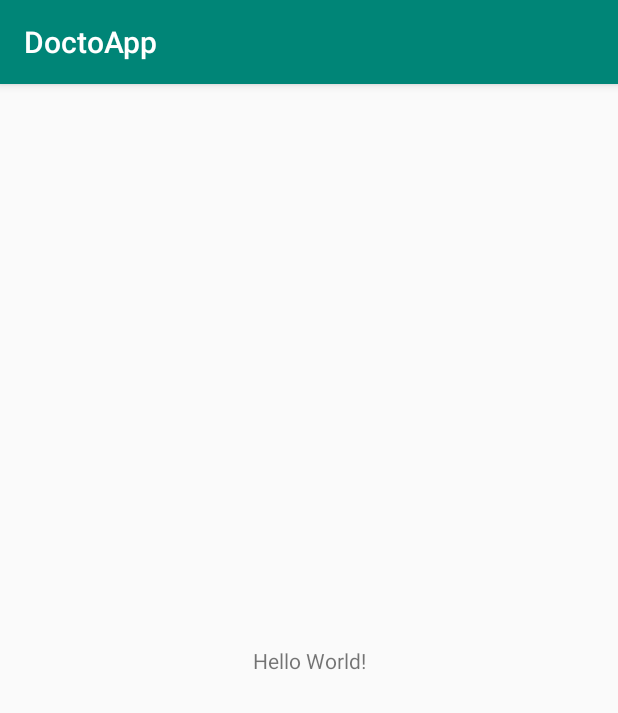
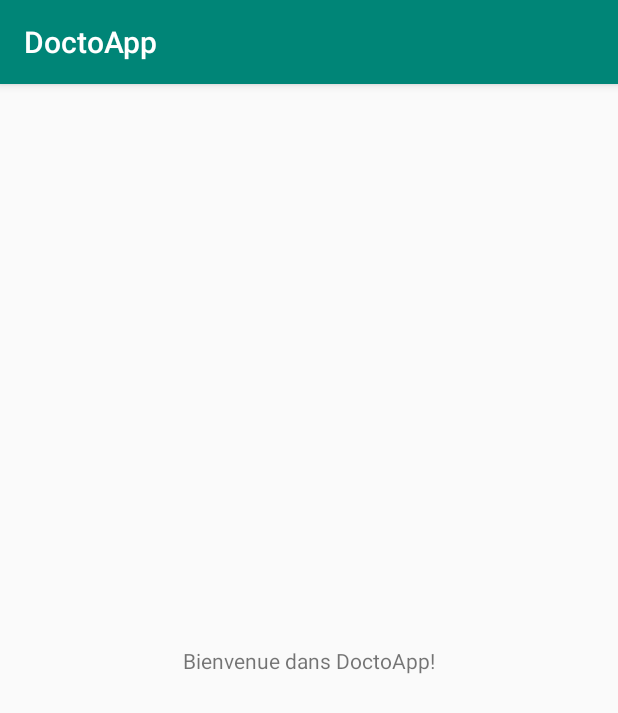
Before and after one commit to JoachimLaviolette/doctoApp-android, an Android app: the screen it shows after launch (MainActivity), on a phone screen of 412 x 824 dp. Shown: the top 713 px of the screen. Run offline under Robolectric (Android 15) with nearby library versions, the phone set to English and light mode, and no system bars.

Commit message:
Changed welcome message.

```diff
--- a/app/src/main/res/layout/activity_main.xml
+++ b/app/src/main/res/layout/activity_main.xml
@@ -9,7 +9,7 @@
     <TextView
         android:layout_width="wrap_content"
         android:layout_height="wrap_content"
-        android:text="Hello World!"
+        android:text="Bienvenue dans DoctoApp!"
         app:layout_constraintBottom_toBottomOf="parent"
         app:layout_constraintLeft_toLeftOf="parent"
         app:layout_constraintRight_toRightOf="parent"
--- a/build.gradle
+++ b/build.gradle
@@ -7,7 +7,7 @@ buildscript {
 
     }
     dependencies {
-        classpath 'com.android.tools.build:gradle:3.4.1'
+        classpath 'com.android.tools.build:gradle:3.5.0'
 
         // NOTE: Do not place your application dependencies here; they belong
         // in the individual module build.gradle files
```
Also changed, not shown: gradle/wrapper/gradle-wrapper.properties.
